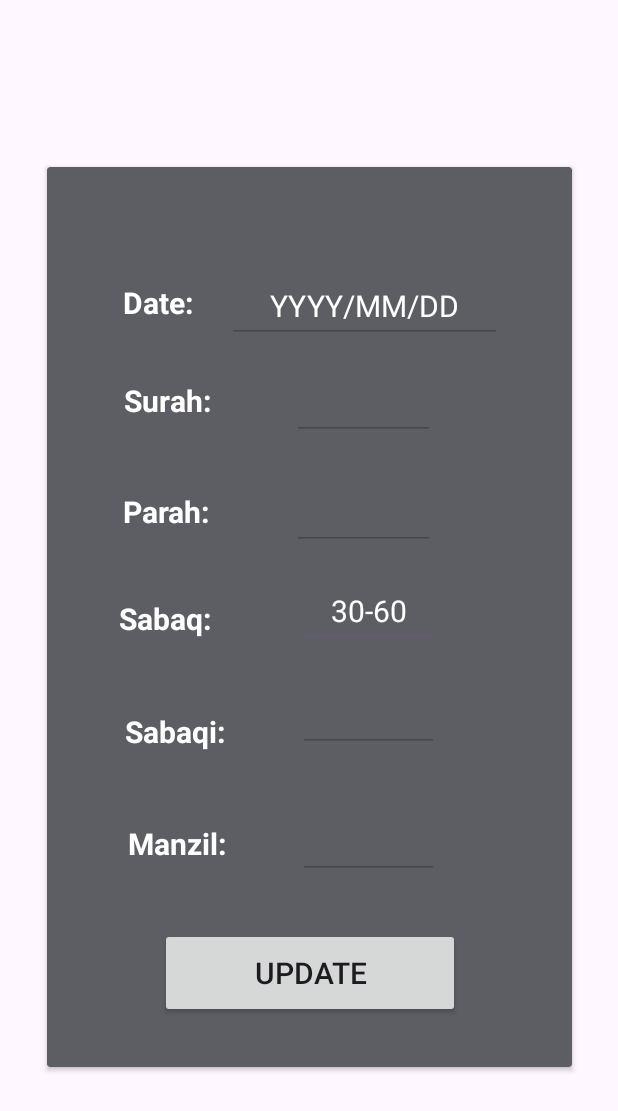
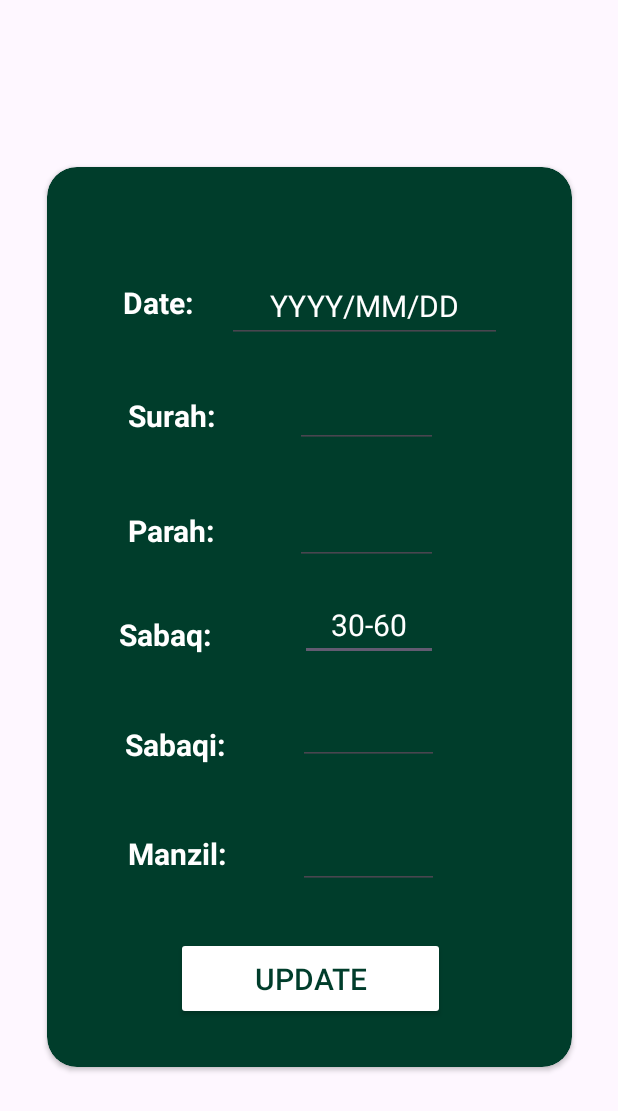
Before and after one commit to seeratfatima19/HifzApp, an Android app: the EditStudentActivity screen opened directly, with no data from a screen before it, on a phone screen of 412 x 824 dp. Shown: the top 1111 px of the screen. Run offline under Robolectric (Android 15) with nearby library versions, the phone set to English and light mode, and no system bars.

Commit message:
ui changes

```diff
--- a/app/src/main/res/layout/activity_add_student.xml
+++ b/app/src/main/res/layout/activity_add_student.xml
@@ -111,6 +111,8 @@
         android:layout_width="200dp"
         android:layout_height="50dp"
         android:text="Save"
+        android:backgroundTint="#003d2b"
+        android:textColor="#ffff"
         app:layout_constraintBottom_toBottomOf="parent"
         app:layout_constraintEnd_toEndOf="parent"
         app:layout_constraintHorizontal_bias="0.559"
--- a/app/src/main/res/layout/activity_edit_student.xml
+++ b/app/src/main/res/layout/activity_edit_student.xml
@@ -10,7 +10,8 @@
     <androidx.cardview.widget.CardView
         android:layout_width="350dp"
         android:layout_height="600dp"
-        android:backgroundTint="@color/material_dynamic_neutral40"
+        android:backgroundTint="#003d2b"
+        app:cardCornerRadius="20dp"
         app:layout_constraintBottom_toBottomOf="parent"
         app:layout_constraintEnd_toEndOf="parent"
         app:layout_constraintStart_toStartOf="parent"
@@ -29,6 +30,7 @@
                 android:layout_width="92dp"
                 android:layout_height="45dp"
                 android:hint="30-60"
+                android:textColor="#ffff"
                 android:textAlignment="center"
                 android:textColorHint="@color/white"
                 android:textSize="20dp"
@@ -47,6 +49,7 @@
                 android:textColorHint="@color/white"
                 android:inputType="number"
                 android:textSize="20dp"
+                android:textColor="#ffff"
                 app:layout_constraintBottom_toBottomOf="parent"
                 app:layout_constraintEnd_toEndOf="parent"
                 app:layout_constraintHorizontal_bias="0.354"
@@ -61,6 +64,7 @@
                 android:textAlignment="center"
                 android:textColorHint="@color/white"
                 android:textSize="20dp"
+                android:textColor="#ffff"
                 android:inputType="number"
                 app:layout_constraintBottom_toBottomOf="parent"
                 app:layout_constraintEnd_toEndOf="parent"
@@ -72,8 +76,9 @@
             <EditText
                 android:id="@+id/editPara"
                 android:layout_width="95dp"
-                android:layout_height="40dp"
+                android:layout_height="45dp"
                 android:hint=""
+                android:textColor="#ffff"
                 android:inputType="number"
                 android:textAlignment="center"
                 android:textColorHint="@color/white"
@@ -92,6 +97,7 @@
                 android:layout_marginEnd="44dp"
                 android:hint="YYYY/MM/DD"
                 android:textAlignment="center"
+                android:textColor="#ffff"
                 android:textColorHint="@color/white"
                 android:textSize="20dp"
                 app:layout_constraintBottom_toBottomOf="parent"
@@ -104,8 +110,9 @@
             <EditText
                 android:id="@+id/editSurah"
                 android:layout_width="95dp"
-                android:layout_height="40dp"
+                android:layout_height="45dp"
                 android:hint=""
+                android:textColor="#ffff"
                 android:inputType="number"
                 android:textAlignment="center"
                 android:textColorHint="@color/white"
@@ -142,10 +149,10 @@
                 android:textStyle="bold"
                 app:layout_constraintBottom_toBottomOf="parent"
                 app:layout_constraintEnd_toEndOf="parent"
-                app:layout_constraintHorizontal_bias="0.175"
+                app:layout_constraintHorizontal_bias="0.185"
                 app:layout_constraintStart_toStartOf="parent"
                 app:layout_constraintTop_toBottomOf="@+id/textView2"
-                app:layout_constraintVertical_bias="0.081" />
+                app:layout_constraintVertical_bias="0.102" />
 
             <TextView
                 android:id="@+id/textView5"
@@ -157,10 +164,10 @@
                 android:textStyle="bold"
                 app:layout_constraintBottom_toBottomOf="parent"
                 app:layout_constraintEnd_toEndOf="parent"
-                app:layout_constraintHorizontal_bias="0.174"
+                app:layout_constraintHorizontal_bias="0.184"
                 app:layout_constraintStart_toStartOf="parent"
                 app:layout_constraintTop_toBottomOf="@+id/textView3"
-                app:layout_constraintVertical_bias="0.116" />
+                app:layout_constraintVertical_bias="0.126" />
 
             <TextView
                 android:id="@+id/textView6"
@@ -207,17 +214,20 @@
                 app:layout_constraintTop_toBottomOf="@+id/textView7"
                 app:layout_constraintVertical_bias="0.26" />
 
-
             <androidx.appcompat.widget.AppCompatButton
                 android:id="@+id/updateStudent"
-                android:layout_width="200dp"
-                android:layout_height="60dp"
+                android:layout_width="179dp"
+                android:layout_height="55dp"
+                android:backgroundTint="#ffff"
                 android:text="Update"
+                android:textColor="#003d2b"
                 android:textSize="20dp"
                 app:layout_constraintBottom_toBottomOf="parent"
                 app:layout_constraintEnd_toEndOf="parent"
+                app:layout_constraintHorizontal_bias="0.503"
                 app:layout_constraintStart_toStartOf="parent"
                 app:layout_constraintTop_toBottomOf="@+id/editManzil" />
+
 
         </androidx.constraintlayout.widget.ConstraintLayout>
     </androidx.cardview.widget.CardView>
--- a/app/src/main/res/layout/activity_select_action.xml
+++ b/app/src/main/res/layout/activity_select_action.xml
@@ -14,7 +14,8 @@
         android:textSize="20dp"
         app:layout_constraintBottom_toBottomOf="parent"
         app:layout_constraintEnd_toEndOf="parent"
-
+        android:backgroundTint="#003d2b"
+        android:textColor="#ffff"
         app:layout_constraintHorizontal_bias="0.466"
         app:layout_constraintStart_toStartOf="parent"
         app:layout_constraintTop_toBottomOf="@+id/addStudentBtn"
@@ -25,6 +26,8 @@
         android:layout_width="200dp"
         android:layout_height="80dp"
         android:layout_marginTop="184dp"
+        android:backgroundTint="#003d2b"
+        android:textColor="#ffff"
         android:text="Add Student"
         android:textSize="20dp"
         app:layout_constraintEnd_toEndOf="parent"
--- a/app/src/main/res/layout/activity_view_student.xml
+++ b/app/src/main/res/layout/activity_view_student.xml
@@ -25,6 +25,8 @@
         android:layout_height="50dp"
         android:layout_marginTop="60dp"
         android:text="View"
+        android:backgroundTint="#003d2b"
+        android:textColor="#ffff"
         app:layout_constraintBottom_toBottomOf="parent"
         app:layout_constraintEnd_toEndOf="parent"
         app:layout_constraintHorizontal_bias="0.498"
--- a/app/src/main/res/layout/recycler_view_template.xml
+++ b/app/src/main/res/layout/recycler_view_template.xml
@@ -15,7 +15,8 @@
         app:layout_constraintHorizontal_bias="0.0"
         app:layout_constraintStart_toStartOf="parent"
         app:layout_constraintTop_toTopOf="parent"
-        app:layout_constraintVertical_bias="0.0" >
+        app:layout_constraintVertical_bias="0.0"
+        >
 
         <androidx.constraintlayout.widget.ConstraintLayout
             android:layout_width="match_parent"
```
Also changed, not shown: app/src/main/res/layout/activity_update_student.xml (+10 -5 lines).
